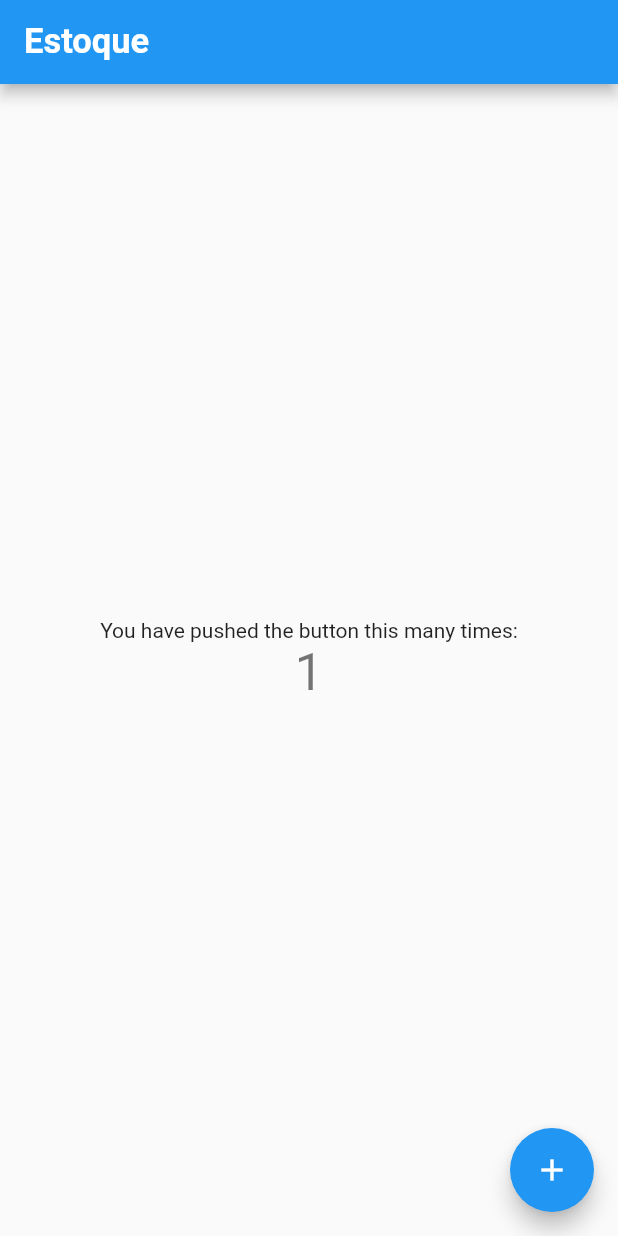
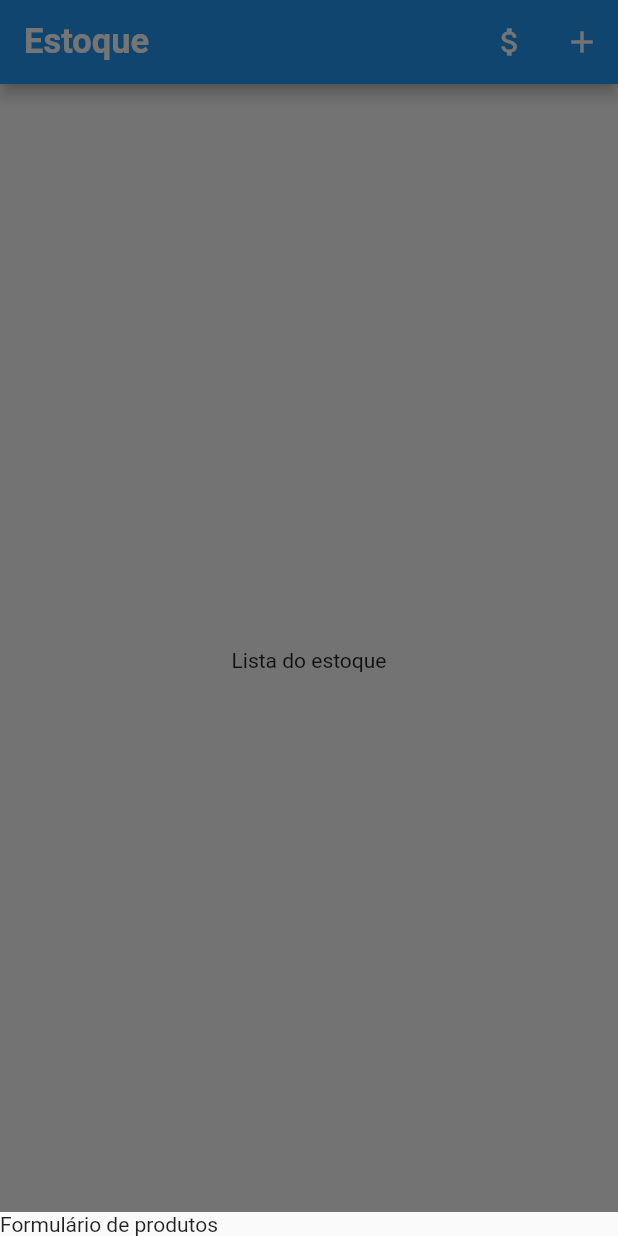
Before and after one commit to AndreFelipe97/app-inventory, a Flutter app: the screen it shows after launch, after a tap on the "add" icon, on a phone screen of 412 x 824 dp. Run offline on Flutter 3.47's test engine with Material 2 defaults, Android fonts, the phone set to English and light mode, and no system bars.

Commit message:
feat: add icons app bar and modal forms

```diff
--- a/lib/main.dart
+++ b/lib/main.dart
@@ -1,3 +1,5 @@
+import 'dart:io';
+import 'package:flutter/cupertino.dart';
 import 'package:flutter/material.dart';
 
 void main() => runApp(InvetortyApp());
@@ -31,48 +33,78 @@ class InvetortyApp extends StatelessWidget {
 }
 
 class MyHomePage extends StatefulWidget {
-  MyHomePage({Key key, this.title}) : super(key: key);
-
-  final String title;
-
   @override
   _MyHomePageState createState() => _MyHomePageState();
 }
 
 class _MyHomePageState extends State<MyHomePage> {
-  int _counter = 0;
+  _openProductFormModal(BuildContext context) {
+    showModalBottomSheet(
+        context: context,
+        builder: (ctx) {
+          return SingleChildScrollView(child: Text('Formulário de produtos'));
+        });
+  }
 
-  void _incrementCounter() {
-    setState(() {
-      _counter++;
+  _openSaleFormModal(BuildContext context) {
+    showModalBottomSheet(
+        context: context,
+        builder: (ctx) {
+          return SingleChildScrollView(child: Text('Formulário de venda'));
         });
+  }
+
+  Widget _getIconButton(IconData icon, Function fn) {
+    return Platform.isIOS
+        ? GestureDetector(
+            onTap: fn,
+            child: Icon(icon),
+          )
+        : IconButton(icon: Icon(icon), onPressed: fn);
   }
 
   @override
   Widget build(BuildContext context) {
-    return Scaffold(
-      appBar: AppBar(
+    final actions = <Widget>[
+      _getIconButton(
+          Platform.isIOS ? CupertinoIcons.money_dollar : Icons.attach_money,
+          () => _openSaleFormModal(context)),
+      _getIconButton(Platform.isIOS ? CupertinoIcons.add : Icons.add,
+          () => _openProductFormModal(context)),
+    ];
+
+    final PreferredSizeWidget appBar = Platform.isIOS
+        ? CupertinoNavigationBar(
+            middle: Text('Estoque'),
+            trailing: Row(
+              mainAxisSize: MainAxisSize.min,
+              children: actions,
+            ),
+          )
+        : AppBar(
             title: Text('Estoque'),
-      ),
-      body: Center(
+            actions: actions,
+          );
+
+    final bodyPage = Center(
       child: Column(
         mainAxisAlignment: MainAxisAlignment.center,
         children: <Widget>[
           Text(
-              'You have pushed the button this many times:',
-            ),
-            Text(
-              '$_counter',
-              style: Theme.of(context).textTheme.headline4,
+            'Lista do estoque',
           ),
         ],
       ),
-      ),
-      floatingActionButton: FloatingActionButton(
-        onPressed: _incrementCounter,
-        tooltip: 'Increment',
-        child: Icon(Icons.add),
-      ),
+    );
+
+    return Platform.isIOS
+        ? CupertinoPageScaffold(
+            navigationBar: appBar,
+            child: bodyPage,
+          )
+        : Scaffold(
+            appBar: appBar,
+            body: bodyPage,
           );
   }
 }
```
Also changed, not shown: 1 other file. Lines whose indentation alone changed are shown as unchanged.
